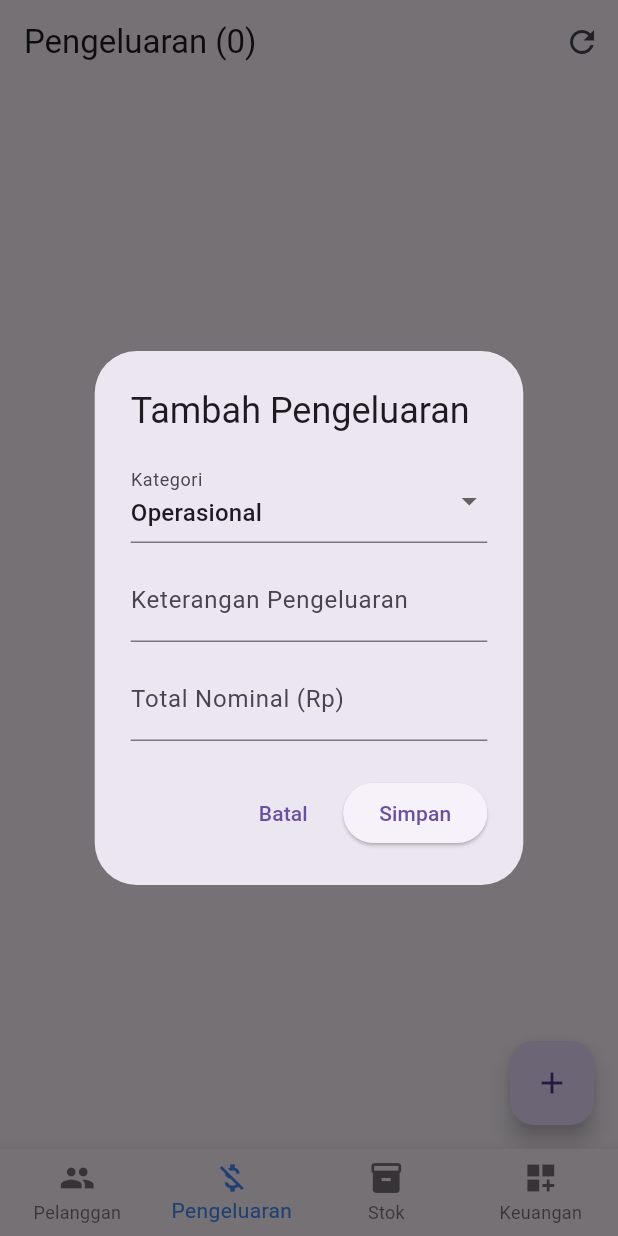
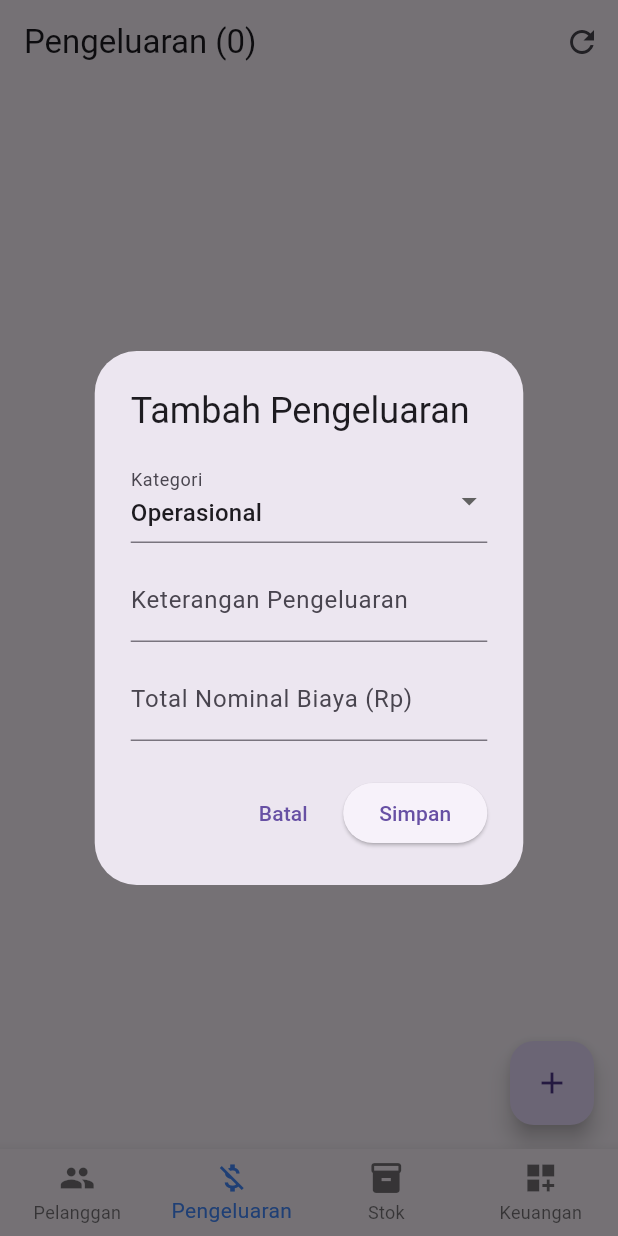
Before and after one commit to unkl933/BMnet-Billing, a Flutter app: the screen it shows after launch, item 2 of the bottom bar chosen, after a tap on the "add" icon, on a phone screen of 412 x 824 dp. Run offline on Flutter 3.47's test engine with Material 3 defaults, Android fonts, the phone set to English and light mode, and no system bars; our stand-ins replace pdf, printing, share_plus; network calls fail.

Commit message:
fix: perbaiki teks controller pada penambahan FO, perbaikan edit pengeluaran, serta tambahkan fitur penarikan jalur FO beserta kalkulasi stok otomatis

```diff
--- a/lib/main.dart
+++ b/lib/main.dart
@@ -9,7 +9,6 @@ import 'package:pdf/pdf.dart';
 import 'package:pdf/widgets.dart' as pw;
 import 'package:printing/printing.dart';
 import 'package:path_provider/path_provider.dart';
-
 
 const String scriptUrl = 'https://script.google.com/macros/s/AKfycbzZdliydavTiyFWecz1OvPjGMh6vGd3-5zPbxoHRV95EBz5k9-rrNTvQ5k5MBm_9FmDhQ/exec';
 
@@ -65,7 +64,7 @@ class _MainNavigationScreenState extends State<MainNavigationScreen> {
   Widget build(BuildContext context) {
     final pages = [
       BillingHomePage(pelanggan: pelangganData, stok: stokData, isLoading: isLoading, onRefresh: fetchData),
-      PengeluaranPage(pengeluaran: pengeluaranData, isLoading: isLoading, onRefresh: fetchData),
+      PengeluaranPage(pengeluaran: pengeluaranData, stok: stokData, isLoading: isLoading, onRefresh: fetchData),
       StokBarangPage(stok: stokData, isLoading: isLoading, onRefresh: fetchData),
       DashboardKeuanganPage(pelanggan: pelangganData, pengeluaran: pengeluaranData, isLoading: isLoading, onRefresh: fetchData),
     ];
@@ -100,7 +99,6 @@ class BillingHomePage extends StatelessWidget {
   Future<void> _sharePdfNotaWa(Map item, bool isLunas) async {
     final pdf = pw.Document();
 
-    // Muat logo dari asset untuk PDF
     pw.MemoryImage? logoImage;
     try {
       final ByteData bytes = await rootBundle.load('assets/images/logo.png');
@@ -124,7 +122,6 @@ class BillingHomePage extends StatelessWidget {
         build: (pw.Context context) {
           return pw.Stack(
             children: [
-              // Watermark Profesional di Latar Belakang
               if (logoImage != null)
                 pw.Center(
                   child: pw.Opacity(
@@ -132,8 +129,6 @@ class BillingHomePage extends StatelessWidget {
                     child: pw.Image(logoImage, width: 300, height: 300),
                   ),
                 ),
-
-              // Konten Utama Nota / Kwitansi
               pw.Column(
                 crossAxisAlignment: pw.CrossAxisAlignment.start,
                 children: [
@@ -336,11 +331,11 @@ class BillingHomePage extends StatelessWidget {
         content: SingleChildScrollView(
           child: Column(
             mainAxisSize: MainAxisSize.min,
-            crossAxisAlignment: CrossAxisAlignment.start,
+            crossAxisAlignment: pw.CrossAxisAlignment.start,
             children: [
               Text('ID Pelanggan : ${item['idpel'] ?? '-'}'),
               Text('Alamat       : ${item['alamat'] ?? '-'}'),
-              Text('Paket        : ${item['paket'] ?? '-'} (${item['harga'] ?? '-'}'),
+              Text('Paket        : ${item['paket'] ?? '-'} (${item['harga'] ?? '-'})'),
               Text('No HP/WA     : ${item['no_hp'] ?? '-'}'),
               Text('Teknisi      : ${item['teknisi'] ?? '-'}'),
               Text('Tunggakan    : ${item['jumlah_bulan_tunggakan'] ?? '1'} Bulan'),
@@ -658,11 +653,11 @@ class _TambahPelangganPageState extends State<TambahPelangganPage> {
                   }
                   double dropcoreVal = double.tryParse(_dropcoreController.text) ?? 0;
                   if (dropcoreVal > 0) {
-                    materialPakai.add({"nama": "Kabel FO Dropcore", "qty": dropcoreVal});
+                    materialPakai.add({"nama": "Dropcore 1 Roll", "qty": dropcoreVal});
                   }
                   int patchcoreVal = int.tryParse(_patchcoreController.text) ?? 0;
                   if (patchcoreVal > 0) {
-                    materialPakai.add({"nama": "Patchcord / Pigtail", "qty": patchcoreVal});
+                    materialPakai.add({"nama": "Patchcore", "qty": patchcoreVal});
                   }
 
                   String materialStr = "ONT: ${selectedOnt ?? '-'}, Dropcore: ${_dropcoreController.text}m, Patchcore: ${_patchcoreController.text}pcs";
@@ -878,10 +873,11 @@ class _UpgradePelangganPageState extends State<UpgradePelangganPage> {
 // ================= TAB 2: HALAMAN PENGELUARAN =================
 class PengeluaranPage extends StatefulWidget {
   final List pengeluaran;
+  final List stok;
   final bool isLoading;
   final Future<void> Function() onRefresh;
 
-  const PengeluaranPage({super.key, required this.pengeluaran, required this.isLoading, required this.onRefresh});
+  const PengeluaranPage({super.key, required this.pengeluaran, required this.stok, required this.isLoading, required this.onRefresh});
 
   @override
   State<PengeluaranPage> createState() => _PengeluaranPageState();
@@ -898,8 +894,14 @@ class _PengeluaranPageState extends State<PengeluaranPage> {
     final TextEditingController rollFoController = TextEditingController(text: '1');
     final TextEditingController meterPerRollController = TextEditingController(text: '1000');
 
-    final TextEditingController jumlahStokController = TextEditingController(text: '1');
-    final TextEditingController satuanStokController = TextEditingController(text: 'Pcs');
+    // Controller untuk Penarikan Jalur FO
+    final TextEditingController meterFoJalurController = TextEditingController(text: isEdit ? (itemEdit['meter_fo'] ?? '0') : '0');
+    final TextEditingController jumlahPekerjaController = TextEditingController(text: isEdit ? (itemEdit['jumlah_pekerja'] ?? '1') : '1');
+    final TextEditingController tanggalJalurController = TextEditingController(text: isEdit ? (itemEdit['tanggal_jalur'] ?? DateTime.now().toString().split(' ')[0]) : DateTime.now().toString().split(' ')[0]);
+    final TextEditingController wilayahJalurController = TextEditingController(text: isEdit ? (itemEdit['wilayah'] ?? '') : '');
+
+    final TextEditingController jumlahStokController = TextEditingController(text: isEdit ? (itemEdit['jumlah_stok'] ?? '1') : '1');
+    final TextEditingController satuanStokController = TextEditingController(text: isEdit ? (itemEdit['satuan_stok'] ?? 'Pcs') : 'Pcs');
 
     String selectedKategori = isEdit ? (itemEdit['kategori'] ?? 'Operasional') : 'Operasional';
     String selectedJenisAset = 'ONT';
@@ -910,7 +912,8 @@ class _PengeluaranPageState extends State<PengeluaranPage> {
       'Gaji Karyawan',
       'Hutang',
       'Donasi Sosial',
-      'Maintenance / Pemeliharaan'
+      'Maintenance / Pemeliharaan',
+      'Penarikan Jalur FO'
     ];
 
     final List<String> jenisAsetList = [
@@ -930,6 +933,7 @@ class _PengeluaranPageState extends State<PengeluaranPage> {
         return StatefulBuilder(
           builder: (context, setDialogState) {
             bool isBelanjaAset = selectedKategori == 'Belanja Aset';
+            bool isPenarikanJalur = selectedKategori == 'Penarikan Jalur FO';
             bool isFO = isBelanjaAset && selectedJenisAset == 'FO';
 
             return AlertDialog(
@@ -956,15 +960,45 @@ class _PengeluaranPageState extends State<PengeluaranPage> {
                       const SizedBox(height: 10),
                     ],
 
-                    TextField(
-                      controller: keteranganController,
-                      decoration: InputDecoration(labelText: isBelanjaAset ? 'Nama / Merek Perangkat Aset' : 'Keterangan Pengeluaran'),
-                    ),
+                    if (isPenarikanJalur) ...[
+                      TextField(
+                        controller: wilayahJalurController,
+                        decoration: const InputDecoration(labelText: 'Wilayah Penarikan Jalur'),
+                      ),
+                      const SizedBox(height: 10),
+                      TextField(
+                        controller: meterFoJalurController,
+                        keyboardType: TextInputType.number,
+                        decoration: const InputDecoration(labelText: 'Banyak Kabel FO yang Digunakan (Meter)'),
+                      ),
+                      const SizedBox(height: 10),
+                      TextField(
+                        controller: jumlahPekerjaController,
+                        keyboardType: TextInputType.number,
+                        decoration: const InputDecoration(labelText: 'Jumlah Orang yang Mengerjakan'),
+                      ),
+                      const SizedBox(height: 10),
+                      TextField(
+                        controller: tanggalJalurController,
+                        decoration: const InputDecoration(labelText: 'Tanggal Penarikan (YYYY-MM-DD)'),
+                      ),
+                      const SizedBox(height: 10),
+                      TextField(
+                        controller: keteranganController,
+                        decoration: const InputDecoration(labelText: 'Keterangan Tambahan / Nama Jalur'),
+                      ),
+                    ] else ...[
+                      TextField(
+                        controller: keteranganController,
+                        decoration: InputDecoration(labelText: isBelanjaAset ? 'Nama / Merek Perangkat Aset' : 'Keterangan Pengeluaran'),
+                      ),
+                    ],
+
                     const SizedBox(height: 10),
                     TextField(
                       controller: nominalController,
                       keyboardType: TextInputType.number,
-                      decoration: const InputDecoration(labelText: 'Total Nominal (Rp)'),
+                      decoration: const InputDecoration(labelText: 'Total Nominal Biaya (Rp)'),
                     ),
 
                     if (isBelanjaAset) ...[
@@ -1004,11 +1038,12 @@ class _PengeluaranPageState extends State<PengeluaranPage> {
                 TextButton(onPressed: () => Navigator.pop(context), child: const Text('Batal')),
                 ElevatedButton(
                   onPressed: () async {
-                    if (nominalController.text.isEmpty || keteranganController.text.isEmpty) return;
+                    if (nominalController.text.isEmpty) return;
 
                     String finalJumlahStok = jumlahStokController.text;
                     String finalSatuanStok = satuanStokController.text;
                     String namaBarangFinal = keteranganController.text;
+                    List pemakaianMaterial = [];
 
                     if (isBelanjaAset) {
                       if (isFO) {
@@ -1017,9 +1052,15 @@ class _PengeluaranPageState extends State<PengeluaranPage> {
                         int totalMeter = rolls * meters;
                         finalJumlahStok = totalMeter.toString();
                         finalSatuanStok = 'Meter';
-                        namaBarangFinal = 'Kabel FO $coreFoController Core ($rolls Roll x $meters Meter)';
+                        namaBarangFinal = 'Kabel FO ${coreFoController.text} Core ($rolls Roll x $meters Meter)';
                       } else {
                         namaBarangFinal = '[$selectedJenisAset] ${keteranganController.text}';
+                      }
+                    } else if (isPenarikanJalur) {
+                      double meterFo = double.tryParse(meterFoJalurController.text) ?? 0;
+                      namaBarangFinal = 'Penarikan Jalur FO di ${wilayahJalurController.text} (${meterFo} Meter, ${jumlahPekerjaController.text} Orang)';
+                      if (meterFo > 0) {
+                        pemakaianMaterial.add({"nama": "Kabel FO", "qty": meterFo});
                       }
                     }
 
@@ -1031,6 +1072,11 @@ class _PengeluaranPageState extends State<PengeluaranPage> {
                       "nominal": nominalController.text,
                       "jumlah_stok": finalJumlahStok,
                       "satuan_stok": finalSatuanStok,
+                      "meter_fo": isPenarikanJalur ? meterFoJalurController.text : null,
+                      "jumlah_pekerja": isPenarikanJalur ? jumlahPekerjaController.text : null,
+                      "tanggal_jalur": isPenarikanJalur ? tanggalJalurController.text : null,
+                      "wilayah": isPenarikanJalur ? wilayahJalurController.text : null,
+                      "pemakaian_material": pemakaianMaterial.isNotEmpty ? pemakaianMaterial : null,
                       "tanggal": isEdit ? (itemEdit['tanggal'] ?? DateTime.now().toString().split(' ')[0]) : DateTime.now().toString().split(' ')[0],
                     };
 
@@ -1493,7 +1539,7 @@ class _DashboardKeuanganPageState extends State<DashboardKeuanganPage> {
                   child: Padding(
                     padding: const EdgeInsets.all(16),
                     child: Column(
-                      crossAxisAlignment: CrossAxisAlignment.start,
+                      crossAxisAlignment: pw.CrossAxisAlignment.start,
                       children: [
                         Text('Total Pemasukan (Lunas): Rp $totalPemasukanLunas', style: const TextStyle(fontSize: 15, fontWeight: FontWeight.bold, color: Colors.green)),
                         const SizedBox(height: 8),
```
